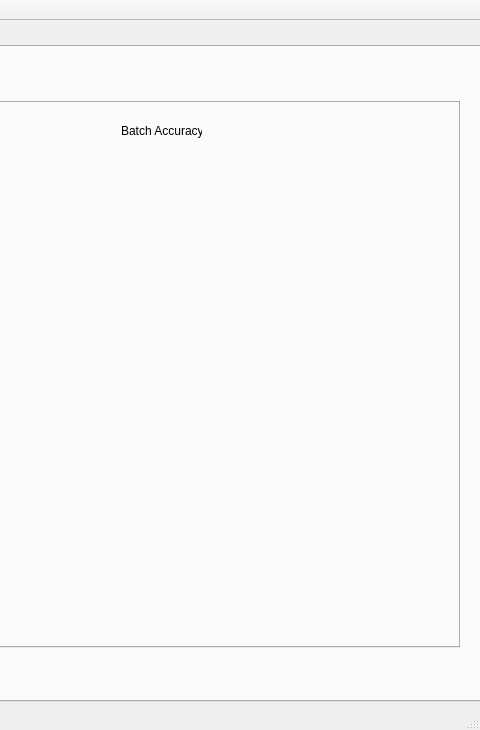
First picture: the form in CNN_GUI.ui, repository JoelGooch/Tensorflow-Final-Year-Project, before the edit; both pictures show x 703 to 1183 and y 0 to 730 of the 1183 by 730 pixel window.
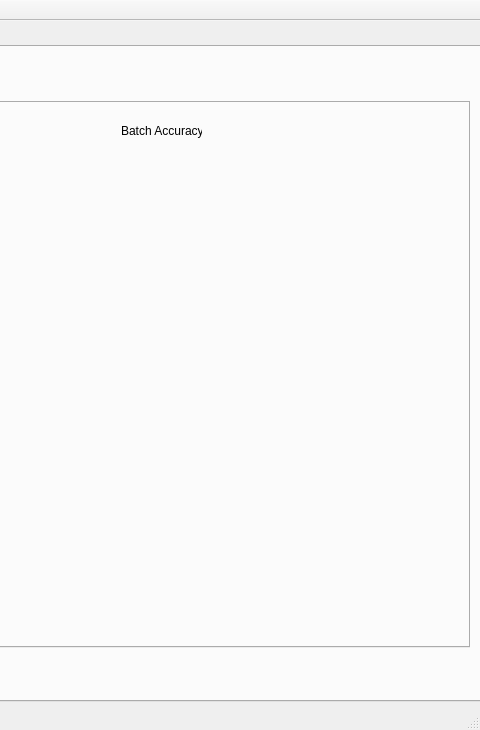
Second picture: the form after the edit. The open tabs and pages were chosen to show the change. Icons and pictures are not drawn.

```diff
--- a/CNN_GUI.ui
+++ b/CNN_GUI.ui
@@ -3298,7 +3298,7 @@
        <rect>
         <x>10</x>
         <y>30</y>
-        <width>1151</width>
+        <width>1161</width>
         <height>571</height>
        </rect>
       </property>
@@ -3378,7 +3378,7 @@
          <rect>
           <x>570</x>
           <y>50</y>
-          <width>561</width>
+          <width>571</width>
           <height>431</height>
          </rect>
         </property>
```
Left out of the diff: 2 changed lines with no effect on the pictures.
